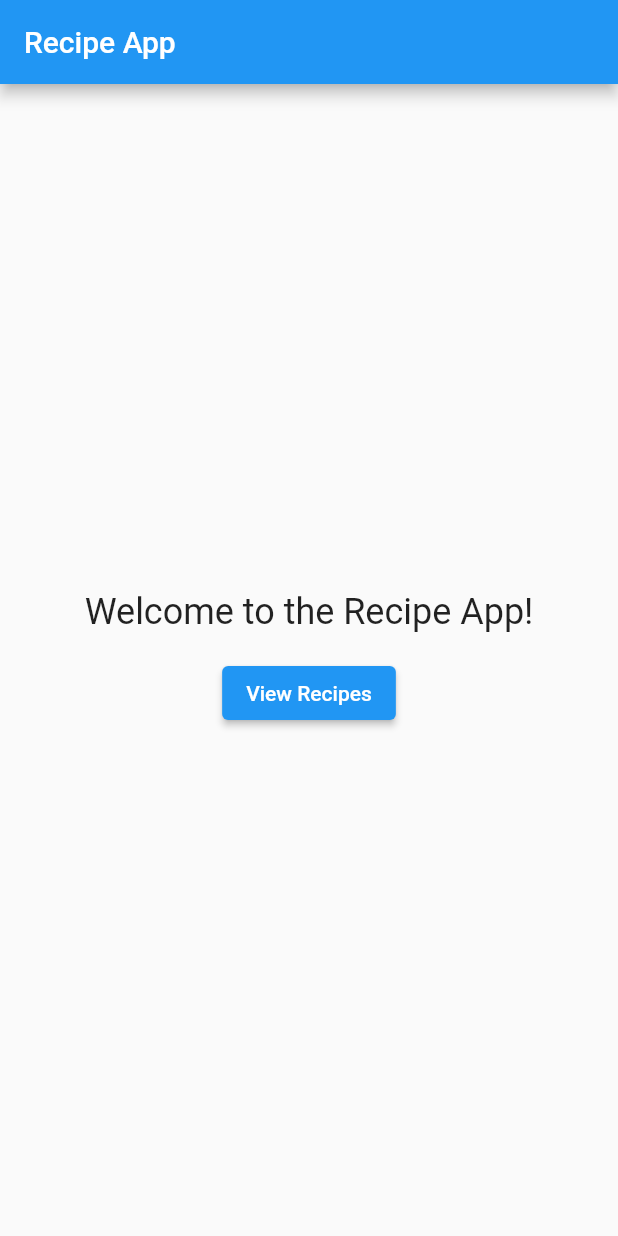
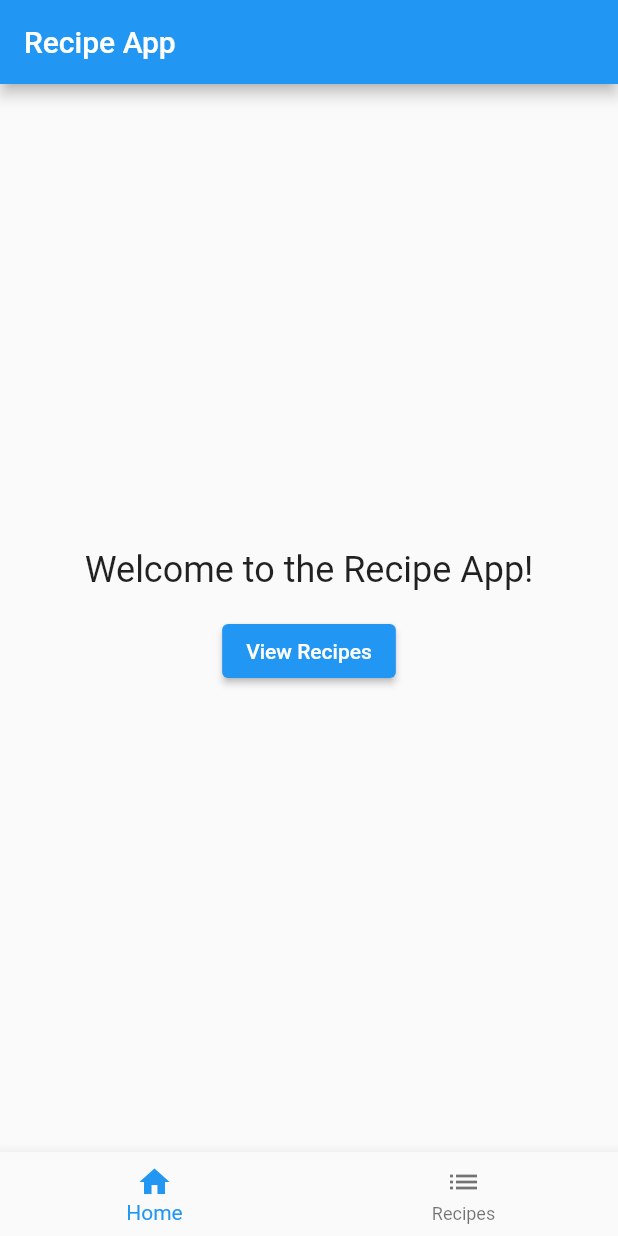
Before and after one commit to hbkYuna/flutter2023, a Flutter app: the screen it shows after launch, on a phone screen of 412 x 824 dp. Run offline on Flutter 3.47's test engine with Material 2 defaults, Android fonts, the phone set to English and light mode, and no system bars.

Commit message:
gemeenschappelijk MenuBalk added <3

```diff
--- a/lib/main.dart
+++ b/lib/main.dart
@@ -8,7 +8,25 @@
   runApp(RecipeApp());
 }
 
-class RecipeApp extends StatelessWidget {
+class RecipeApp extends StatefulWidget {
+  @override
+  _RecipeAppState createState() => _RecipeAppState();
+}
+
+class _RecipeAppState extends State<RecipeApp> {
+  int _selectedIndex = 0;
+
+  static List<Widget> _pages = <Widget>[
+    HomeScreen(),
+    RecipeListScreen(),
+  ];
+
+  void _onItemTapped(int index) {
+    setState(() {
+      _selectedIndex = index;
+    });
+  }
+
   @override
   Widget build(BuildContext context) {
     return MaterialApp(
@@ -16,11 +34,23 @@
       theme: ThemeData(
         primarySwatch: Colors.blue,
       ),
-      initialRoute: '/',
-      routes: {
-        '/': (context) => HomeScreen(),
-        '/recipe-list': (context) => RecipeListScreen(),
-      },
+      home: Scaffold(
+        body: _pages[_selectedIndex],
+        bottomNavigationBar: BottomNavigationBar(
+          items: const <BottomNavigationBarItem>[
+            BottomNavigationBarItem(
+              icon: Icon(Icons.home),
+              label: 'Home',
+            ),
+            BottomNavigationBarItem(
+              icon: Icon(Icons.list),
+              label: 'Recipes',
+            ),
+          ],
+          currentIndex: _selectedIndex,
+          onTap: _onItemTapped,
+        ),
+      ),
       onGenerateRoute: (settings) {
         if (settings.name == '/recipeDetail') {
           final recipe = settings.arguments as Recipe;
```
Also changed, not shown: lib/screens/recipe_by_category.dart (added), lib/screens/settings_screen.dart (deleted).
